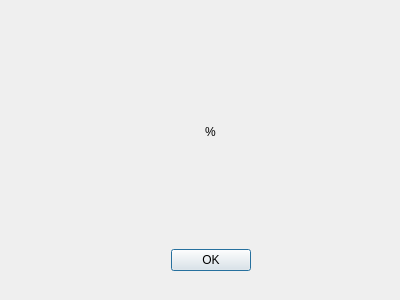
Qt form Resources/UI/StatusDialog.ui (Klubas/Projeto-SOAD) before a commit.
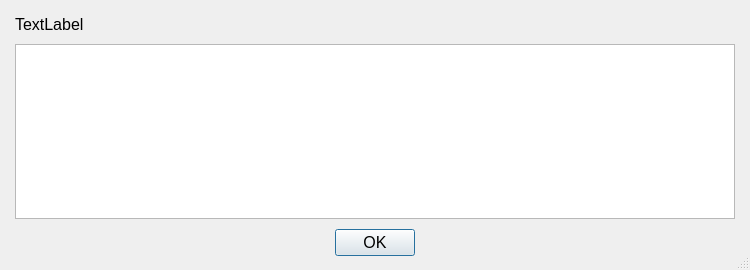
The same form after that commit.

Patch:
```diff
--- a/Resources/UI/StatusDialog.ui
+++ b/Resources/UI/StatusDialog.ui
@@ -6,41 +6,129 @@
    <rect>
     <x>0</x>
     <y>0</y>
-    <width>400</width>
-    <height>300</height>
+    <width>750</width>
+    <height>270</height>
    </rect>
   </property>
+  <property name="sizePolicy">
+   <sizepolicy hsizetype="Expanding" vsizetype="Expanding">
+    <horstretch>0</horstretch>
+    <verstretch>0</verstretch>
+   </sizepolicy>
+  </property>
+  <property name="minimumSize">
+   <size>
+    <width>750</width>
+    <height>270</height>
+   </size>
+  </property>
   <property name="windowTitle">
    <string>Dialog</string>
   </property>
+  <property name="sizeGripEnabled">
+   <bool>true</bool>
+  </property>
   <property name="modal">
    <bool>true</bool>
   </property>
   <widget class="QWidget" name="verticalLayoutWidget">
    <property name="geometry">
     <rect>
-     <x>40</x>
-     <y>20</y>
-     <width>341</width>
-     <height>251</height>
+     <x>0</x>
+     <y>0</y>
+     <width>750</width>
+     <height>271</height>
     </rect>
    </property>
-   <layout class="QVBoxLayout" name="verticalLayout">
+   <property name="sizePolicy">
+    <sizepolicy hsizetype="Maximum" vsizetype="MinimumExpanding">
+     <horstretch>0</horstretch>
+     <verstretch>0</verstretch>
+    </sizepolicy>
+   </property>
+   <property name="minimumSize">
+    <size>
+     <width>750</width>
+     <height>271</height>
+    </size>
+   </property>
+   <property name="sizeIncrement">
+    <size>
+     <width>10</width>
+     <height>10</height>
+    </size>
+   </property>
+   <layout class="QVBoxLayout" name="verticalLayout" stretch="10,10,10">
+    <property name="spacing">
+     <number>10</number>
+    </property>
+    <property name="sizeConstraint">
+     <enum>QLayout::SetMinAndMaxSize</enum>
+    </property>
+    <property name="leftMargin">
+     <number>15</number>
+    </property>
+    <property name="topMargin">
+     <number>15</number>
+    </property>
+    <property name="rightMargin">
+     <number>15</number>
+    </property>
+    <property name="bottomMargin">
+     <number>15</number>
+    </property>
     <item>
-     <widget class="QLabel" name="label">
+     <widget class="QLabel" name="label_mensagem">
+      <property name="font">
+       <font>
+        <pointsize>12</pointsize>
+       </font>
+      </property>
       <property name="text">
-       <string>%</string>
+       <string>TextLabel</string>
       </property>
-      <property name="alignment">
-       <set>Qt::AlignCenter</set>
+     </widget>
+    </item>
+    <item>
+     <widget class="QTextBrowser" name="textBrowser_exception">
+      <property name="sizePolicy">
+       <sizepolicy hsizetype="Expanding" vsizetype="Expanding">
+        <horstretch>10</horstretch>
+        <verstretch>10</verstretch>
+       </sizepolicy>
       </property>
-      <property name="wordWrap">
-       <bool>true</bool>
+      <property name="minimumSize">
+       <size>
+        <width>720</width>
+        <height>175</height>
+       </size>
+      </property>
+      <property name="sizeIncrement">
+       <size>
+        <width>10</width>
+        <height>0</height>
+       </size>
+      </property>
+      <property name="font">
+       <font>
+        <pointsize>10</pointsize>
+       </font>
       </property>
      </widget>
     </item>
     <item>
      <widget class="QDialogButtonBox" name="buttonBox">
+      <property name="sizePolicy">
+       <sizepolicy hsizetype="Expanding" vsizetype="Fixed">
+        <horstretch>0</horstretch>
+        <verstretch>0</verstretch>
+       </sizepolicy>
+      </property>
+      <property name="font">
+       <font>
+        <pointsize>12</pointsize>
+       </font>
+      </property>
       <property name="orientation">
        <enum>Qt::Horizontal</enum>
       </property>
```
Left out of the diff: 2 changed lines with no effect on the pictures.
